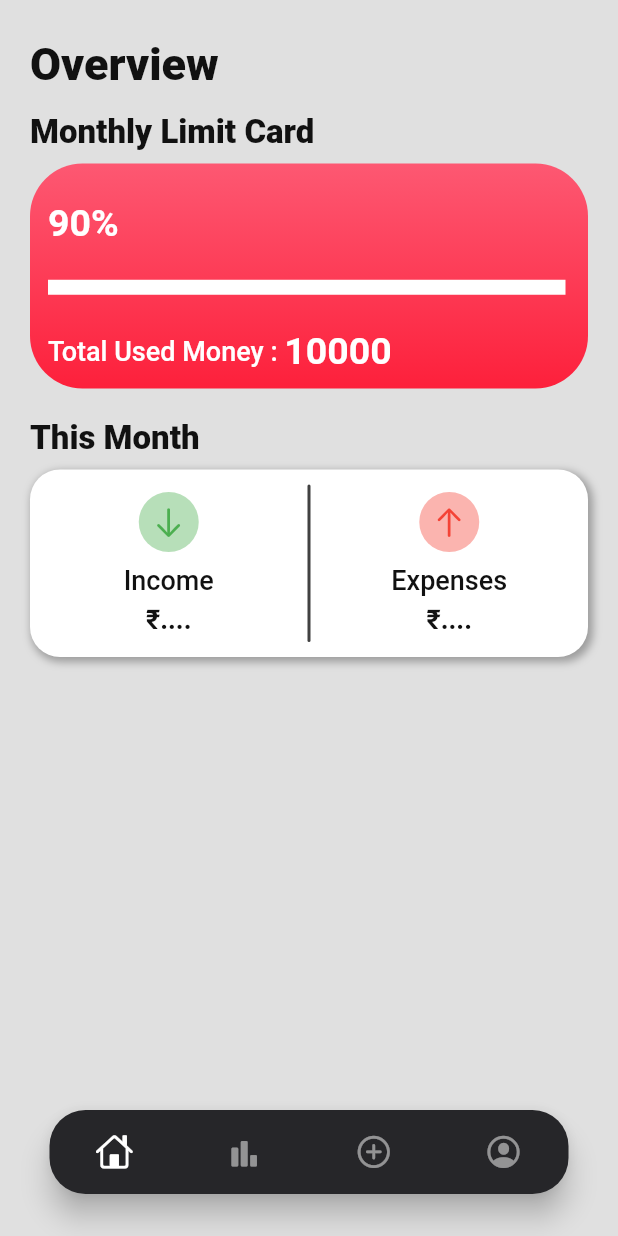
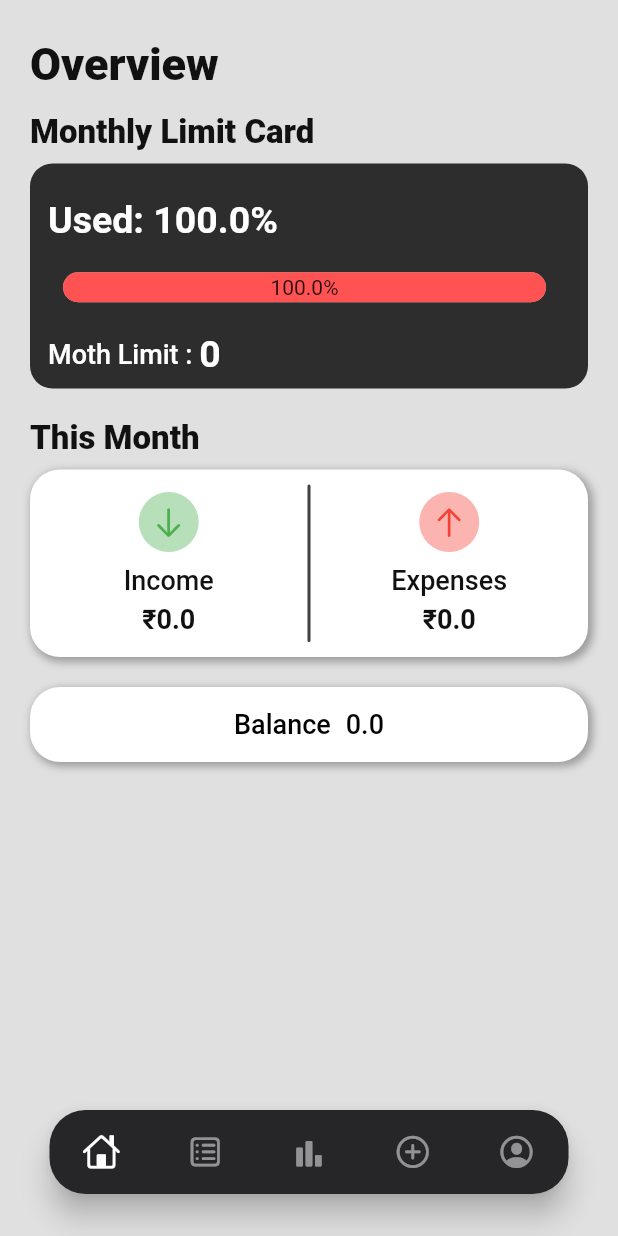
Before and after one commit to Priyanchovatiya/Expense-Tracker, a Flutter app: the screen it shows once a user with an empty profile is signed in, on a phone screen of 412 x 824 dp. Run offline on Flutter 3.47's test engine with Material 2 defaults, Android fonts, the phone set to English and light mode, and no system bars; drawn by our look-alikes of custom_navigation_bar, percent_indicator; our stand-ins replace charts_flutter, cloud_firestore, firebase_auth, firebase_core, fluttertoast, font_awesome_flutter and 3 more; missing offline and left inert: animated_segmented_tab_control, flutter_advanced_segment; accounts and stored records are empty; Roboto replaces fonts that are missing (Plus Jakarta Sans).

Commit message:
History and balance added

```diff
--- a/lib/InitialScreens/home_screen.dart
+++ b/lib/InitialScreens/home_screen.dart
@@ -1,11 +1,11 @@
 import 'package:custom_navigation_bar/custom_navigation_bar.dart';
 import 'package:expensetracker/main_screens/add_screen.dart';
 import 'package:expensetracker/main_screens/analysis_screen.dart';
+import 'package:expensetracker/main_screens/history.dart';
 import 'package:expensetracker/main_screens/profile_screen.dart';
 import 'package:expensetracker/main_screens/user_home_screen.dart';
 import 'package:flutter/cupertino.dart';
 import 'package:flutter/material.dart';
-import 'package:font_awesome_flutter/font_awesome_flutter.dart';
 
 class HomeScreen extends StatefulWidget {
   const HomeScreen({Key? key}) : super(key: key);
@@ -18,6 +18,7 @@ class _HomeScreenState extends State<HomeScreen> {
   int _currentIndex = 0;
   List pages = const [
     UserHomeScreen(),
+    HistoryScreen(),
     AnalysisScreen(),
     AddScreen(),
     ProfileScreen()
@@ -44,6 +45,7 @@ class _HomeScreenState extends State<HomeScreen> {
             currentIndex: _currentIndex,
             items: [
               CustomNavigationBarItem(icon: Icon(CupertinoIcons.home)),
+              CustomNavigationBarItem(icon: Icon(CupertinoIcons.square_list)),
               CustomNavigationBarItem(
                   icon: Icon(CupertinoIcons.chart_bar_alt_fill)),
               CustomNavigationBarItem(icon: Icon(CupertinoIcons.add_circled)),
--- a/lib/customs/custom_cue_card.dart
+++ b/lib/customs/custom_cue_card.dart
@@ -7,10 +7,12 @@ class cueCard extends StatelessWidget {
   final Color colour;
   final IconData icon;
   final String headText;
-  // final String data;
-  cueCard({required this.colour , required this.icon , required this.headText ,
-    // required this.data
-  });
+  final String data;
+  cueCard(
+      {required this.colour,
+      required this.icon,
+      required this.headText,
+      required this.data});
 
   @override
   Widget build(BuildContext context) {
@@ -21,7 +23,7 @@ class cueCard extends StatelessWidget {
           CircleAvatar(
             backgroundColor: colour.withOpacity(0.4),
             radius: 20.0,
-            child:  Icon(
+            child: Icon(
               icon,
               color: colour,
             ),
@@ -29,15 +31,27 @@ class cueCard extends StatelessWidget {
           const SizedBox(
             height: 8.0,
           ),
-          CustomText(fontWeight: FontWeight.w500, text: headText, size: 18, colour: Color(0xFF111111)),
+          CustomText(
+              fontWeight: FontWeight.w500,
+              text: headText,
+              size: 18,
+              colour: Color(0xFF111111)),
           const SizedBox(
             height: 5.0,
           ),
           Row(
             mainAxisAlignment: MainAxisAlignment.center,
-            children: const [
-              CustomText(fontWeight: FontWeight.bold, text: "₹", size: 18, colour: Color(0xFF111111)),
-              CustomText(fontWeight: FontWeight.bold, text: '....', size: 18, colour: Color(0xFF111111)),
+            children: [
+              CustomText(
+                  fontWeight: FontWeight.bold,
+                  text: "₹",
+                  size: 18,
+                  colour: Color(0xFF111111)),
+              CustomText(
+                  fontWeight: FontWeight.bold,
+                  text: data.toString(),
+                  size: 18,
+                  colour: Color(0xFF111111)),
               // CustomText(fontWeight: FontWeight.bold, text: data.toString(), size: 18, colour: Color(0xFF111111)),
             ],
           ),
--- a/lib/main_screens/user_home_screen.dart
+++ b/lib/main_screens/user_home_screen.dart
@@ -3,6 +3,9 @@ import 'package:expensetracker/constant.dart';
 import 'package:firebase_auth/firebase_auth.dart';
 import 'package:flutter/cupertino.dart';
 import 'package:flutter/material.dart';
+import 'package:percent_indicator/circular_percent_indicator.dart';
+import 'package:percent_indicator/linear_percent_indicator.dart';
+import 'package:intl/intl.dart';
 
 import '../customs/custom_cue_card.dart';
 import '../customs/custom_text.dart';
@@ -15,8 +18,13 @@ class UserHomeScreen extends StatefulWidget {
 }
 
 class _UserHomeScreenState extends State<UserHomeScreen> {
-  late var income;
-  late var expense;
+  double income = 0;
+  double expense = 0;
+  double cur_month_income = 0;
+  double cur_month_expense = 0;
+  double total_balance = 0;
+  double cur_month_balance = 0;
+  int month_limit = 0;
 
   final userEmail = FirebaseAuth.instance.currentUser!.email;
 
@@ -33,6 +41,14 @@ class _UserHomeScreenState extends State<UserHomeScreen> {
 
     double totalIncome = 0;
     double totalExpense = 0;
+
+    final DocumentReference userDocRef =
+        FirebaseFirestore.instance.collection('users').doc(userEmail);
+
+    final DocumentSnapshot userDoc = await userDocRef.get();
+    setState(() {
+      month_limit = userDoc.get("month-limit") as int;
+    });
 
     final QuerySnapshot incomeSnapshot = await incomeCollectionRef.get();
     final List<QueryDocumentSnapshot> incomeDocs = incomeSnapshot.docs;
@@ -51,7 +67,10 @@ class _UserHomeScreenState extends State<UserHomeScreen> {
     setState(() {
       income = totalIncome;
       expense = totalExpense;
+      total_balance = totalIncome - totalExpense;
     });
+
+    print("Totla balance is $total_balance");
   }
 
   @override
@@ -96,37 +115,58 @@ class _UserHomeScreenState extends State<UserHomeScreen> {
                 height: 150,
                 width: double.infinity,
                 decoration: BoxDecoration(
-                  gradient: const LinearGradient(
-
-                    colors: [Color(0xFFFD203B), Color(0xFFFD5872)],
-                    begin: Alignment.bottomCenter,
-                    end: Alignment.topCenter,
-                  ),
-                  borderRadius: BorderRadius.circular(35.0),
+                  color: Colors.black.withOpacity(0.8),
+                  // gradient: const LinearGradient(
+                  //   colors: [Color(0xFFFD203B), Color(0xFFFD5872)],
+                  //   begin: Alignment.bottomCenter,
+                  //   end: Alignment.topCenter,
+                  // ),
+                  borderRadius: BorderRadius.circular(15.0),
                 ),
                 child: Padding(
-                  padding: const EdgeInsets.only(top:15.0 , right: 15.0, left: 12.0),
+                  padding:
+                      const EdgeInsets.only(top: 15.0, right: 15.0, left: 12.0),
                   child: Column(
                     crossAxisAlignment: CrossAxisAlignment.start,
                     mainAxisAlignment: MainAxisAlignment.center,
-                    children:  [
-                      CustomText(fontWeight: FontWeight.bold, text: '90%', size: 25.0, colour: Colors.white),
-
-                      const SizedBox( height: 20.0,),
-                      const Divider(
-
-                        color: Colors.white,
-                        thickness: 10,
-
+                    children: [
+                      CustomText(
+                          fontWeight: FontWeight.bold,
+                          text:
+                              ("Used: ${100 - ((month_limit - expense) / 100)}%"),
+                          size: 25.0,
+                          colour: Colors.white),
+                      const SizedBox(
+                        height: 20.0,
                       ),
-                      const SizedBox( height: 20.0,),
+                      LinearPercentIndicator(
+                        width: MediaQuery.of(context).size.width - 70,
+                        animation: true,
+                        animationDuration: 1000,
+                        lineHeight: 20.0,
+                        percent: (10 - ((month_limit - expense) / 1000)) / 10,
+                        center:
+                            Text("${100 - ((month_limit - expense) / 100)}%"),
+                        progressColor: Colors.redAccent,
+                        barRadius: Radius.circular(20),
+                      ),
+                      const SizedBox(
+                        height: 20.0,
+                      ),
                       Row(
-                        children:  const [
-                           CustomText(fontWeight: FontWeight.w500, text: 'Total Used Money : ', size: 18.0, colour: Colors.white),
-                           CustomText(fontWeight: FontWeight.bold, text: '10000', size: 25.0, colour: Colors.white),
+                        children: [
+                          CustomText(
+                              fontWeight: FontWeight.w500,
+                              text: 'Moth Limit : ',
+                              size: 18.0,
+                              colour: Colors.white),
+                          CustomText(
+                              fontWeight: FontWeight.bold,
+                              text: month_limit.toString(),
+                              size: 25.0,
+                              colour: Colors.white),
                         ],
                       )
-
                     ],
                   ),
                 ),
@@ -169,7 +209,7 @@ class _UserHomeScreenState extends State<UserHomeScreen> {
                       colour: Colors.green,
                       icon: CupertinoIcons.arrow_down,
                       headText: "Income",
-                          // data: income.toString(),
+                      data: income.toString(),
                     )),
                     Container(
                       height: 105,
@@ -184,12 +224,54 @@ class _UserHomeScreenState extends State<UserHomeScreen> {
                       colour: Colors.red,
                       icon: CupertinoIcons.arrow_up,
                       headText: "Expenses",
-                          // data: expense.toString(),
+                      data: expense.toString(),
                     )),
                   ],
                 ),
               ),
-
+              SizedBox(
+                height: 20,
+              ),
+              Container(
+                height: 50,
+                width: double.infinity,
+                decoration: BoxDecoration(
+                  color: Colors.white,
+                  boxShadow: [
+                    BoxShadow(
+                      color: Colors.black.withOpacity(0.3),
+                      offset: const Offset(
+                        2.0,
+                        2.0,
+                      ),
+                      blurRadius: 4.0,
+                      spreadRadius: 1.0,
+                    ), //BoxShadow
+                    //BoxShadow
+                  ],
+                  borderRadius: BorderRadius.circular(20.0),
+                ),
+                child: Center(
+                  child: Row(
+                    mainAxisAlignment: MainAxisAlignment.center,
+                    children: [
+                      CustomText(
+                          fontWeight: FontWeight.w500,
+                          text: "Balance",
+                          size: 18,
+                          colour: Colors.black),
+                      SizedBox(
+                        width: 10,
+                      ),
+                      CustomText(
+                          fontWeight: FontWeight.w500,
+                          text: total_balance.toString(),
+                          size: 18,
+                          colour: Colors.black),
+                    ],
+                  ),
+                ),
+              )
             ],
           ),
         ),
--- a/pubspec.yaml
+++ b/pubspec.yaml
@@ -50,6 +50,7 @@ dependencies:
   charts_flutter: ^0.12.0
   pie_chart: ^5.3.2
   lottie: ^2.3.2
+  percent_indicator: ^4.2.3
 
 dev_dependencies:
   flutter_test:
```
Also changed, not shown: lib/main_screens/analysis_screen.dart (+5 -5 lines), lib/main_screens/history.dart (added, +103 -0 lines), pubspec.lock. Lines whose indentation alone changed are shown as unchanged.
